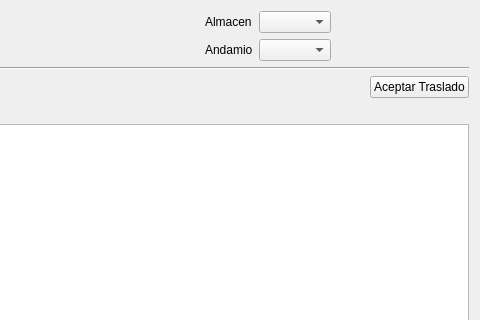
First picture: the form in vitrina/ui_almacen.ui, repository rodety/Jireh, before the edit; both pictures show x 359 to 839 and y 0 to 320 of the 839 by 413 pixel window.
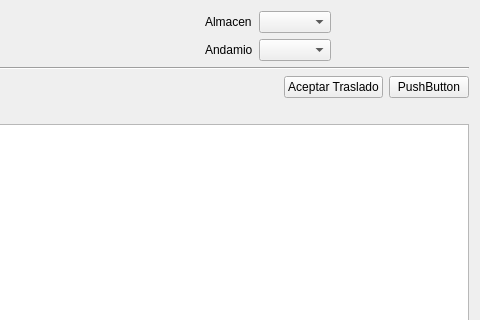
Second picture: the form after the edit. Icons and pictures are not drawn.

Diff of the .ui file:
```diff
--- a/vitrina/ui_almacen.ui
+++ b/vitrina/ui_almacen.ui
@@ -253,6 +253,13 @@
          </property>
         </widget>
        </item>
+       <item>
+        <widget class="QPushButton" name="pushButton">
+         <property name="text">
+          <string>PushButton</string>
+         </property>
+        </widget>
+       </item>
       </layout>
      </item>
      <item>
```
